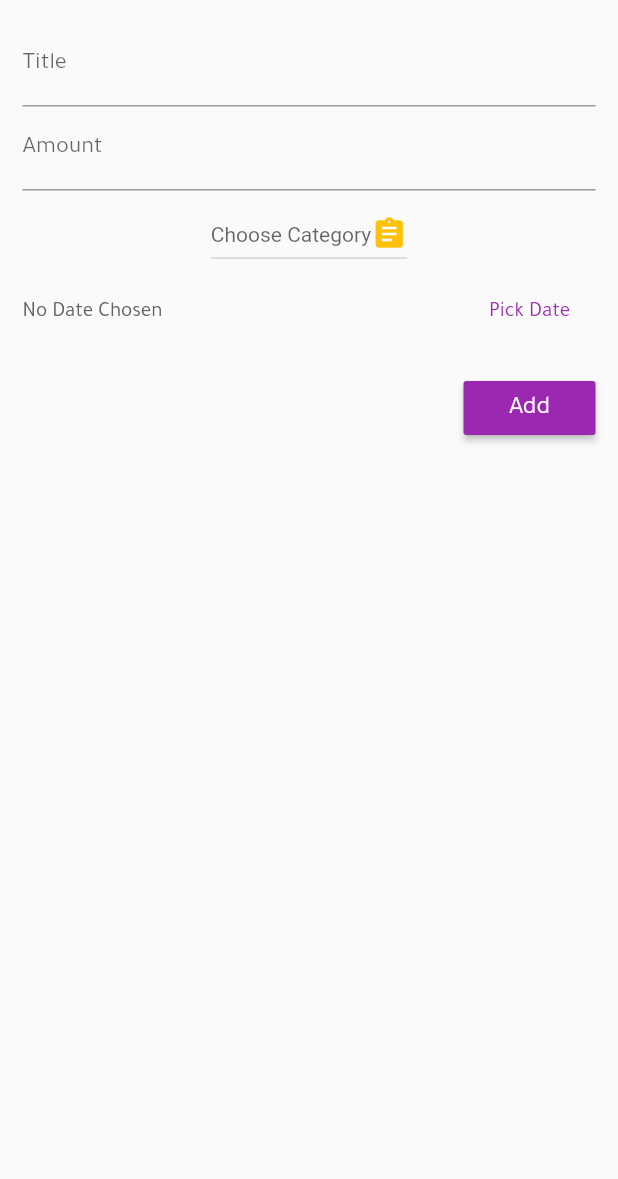
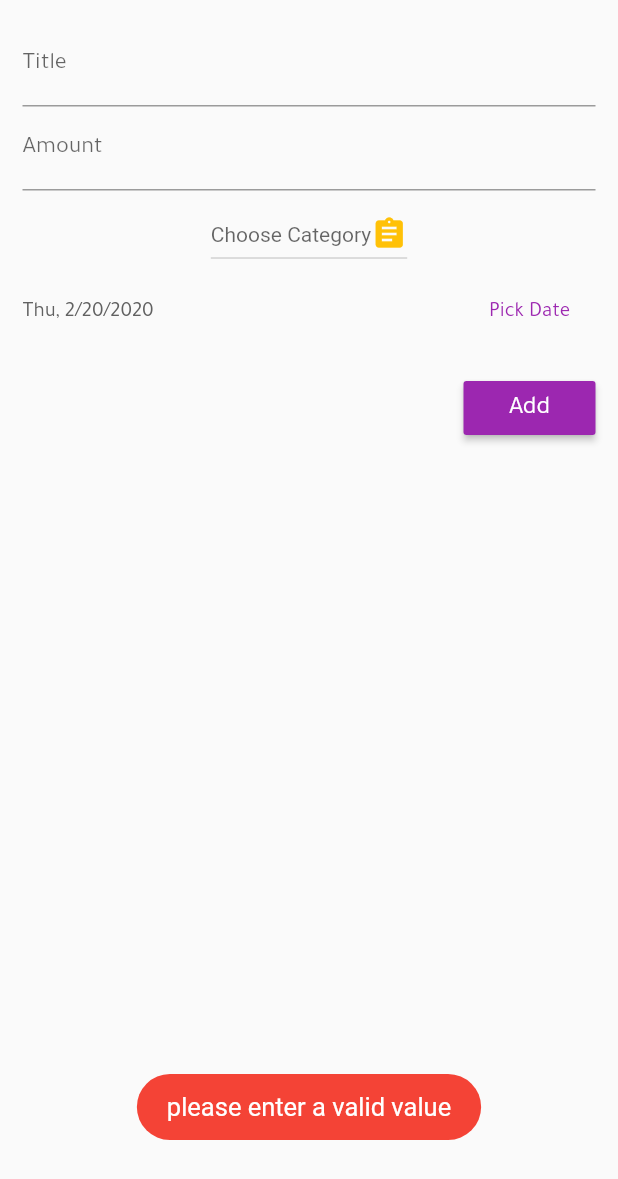
Before and after one commit to grayHatEnigma/Expense-Manager, a Flutter app: the AddTransaction widget shown alone on an empty page, opened directly, after a tap on "Add", on a phone screen of 412 x 824 dp. Shown: the top 1179 px of the screen. Run offline on Flutter 3.47's test engine with Material 2 defaults, Android fonts, the light colour scheme and no system bars; our stand-ins replace expandable, fl_chart, flutter_animation_progress_bar, flutter_i18n, fluttertoast, shared_preferences and 1 more; accounts and stored records are empty.

Commit message:
finish dates localization

```diff
--- a/flutter_i18n/ar.json
+++ b/flutter_i18n/ar.json
@@ -7,10 +7,10 @@
   "Amount": "القيمة",
   "Choose Category": "اختر التصنيف",
   "Pick Date": "اختر تاريخ",
-  "No Date Chosen": "تاريخ اليوم",
   "Add": "إضافة",
+  "please enter a valid value" : "من فضلك ادخل قيمة صحيحة",
 
-  "Show Chart" : "أظهر المخطط",
+  "Show Chart" : "المخطط الأسبوعي",
 
   "Expenses": "الإجمالي",
 
@@ -20,9 +20,8 @@
   "Analysis": "تحليل المصاريف",
   "Settings": "الإعدادات",
   "About": "عن التطبيق",
- "Rate Us": "قيّم التطبيق",
 
-  "No Transactions Added Yet" :"لم يتم إضافة أي مصروفات",
+  "No Records Added Yet" :"لم يتم إضافة أي مصروفات",
 
   "Enter Your Salary" : "قيمة دخلك الشهري",
   "enter your salary first" : "من فضلك ادخل قيمة دخلك الشهري للاستمرار",
--- a/flutter_i18n/en.json
+++ b/flutter_i18n/en.json
@@ -8,8 +8,8 @@
   "Amount": "Amount",
   "Choose Category": "Choose Category",
   "Pick Date": "Pick Date",
-  "No Date Chosen": "No Date Chosen",
   "Add": "Add",
+  "please enter a valid value" : "please enter a valid value",
 
   "Show Chart" : "Show Chart",
 
@@ -21,9 +21,8 @@
   "Analysis": "Analysis",
   "Settings": "Settings",
   "About": "About",
-  "Rate Us": "Rate Us",
 
-  "No Transactions Added Yet" :"No Transactions Added Yet",
+  "No Records Added Yet" :"No Records Added Yet",
 
   "Enter Your Salary" : "Enter Your Salary",
   "enter your salary first" : "enter your salary first",
--- a/lib/constants.dart
+++ b/lib/constants.dart
@@ -1,6 +1,6 @@
 import 'package:flutter/material.dart';
 
-/// This class serves as a simple constants provider across the entire app.
+/// This file serves as a simple constants provider across the entire app.
 
 //Screen IDs
 const String kHomeScreenID = '/home';
@@ -32,8 +32,8 @@ const kTitleTextFieldHint = "Title";
 const kAmountTextFieldHint = "Amount";
 const kDropDownMenuHint = "Choose Category";
 const kPickDateButton = "Pick Date";
-const kChosenDateText = "No Date Chosen";
 const kAddButton = "Add";
+const kInvalidValueMsg = "please enter a valid value";
 
 // About Screen Texts Keys
 const kDeveloperText = "This app was developed by";
@@ -62,10 +62,9 @@ const kDeleteButtonHint = "Delete";
 const kNavAnalysis = "Analysis";
 const kNavSettings = "Settings";
 const kNavAbout = "About";
-const kNavRate = "Rate Us";
 
 // No Transactions Widget Text Key
-const kEmptyList = "No Transactions Added Yet";
+const kEmptyList = "No Records Added Yet";
 
 // Styles
 const kChartTextStyle = TextStyle(color: Colors.white, fontSize: 15);
--- a/lib/domain/managers/ui_manager.dart
+++ b/lib/domain/managers/ui_manager.dart
@@ -3,7 +3,7 @@ import "package:collection/collection.dart";
 import 'package:flutter/widgets.dart';
 
 //external packages
-import 'package:date_format/date_format.dart';
+import 'package:intl/intl.dart';
 
 //my imports
 import '../models/transaction.dart';
@@ -86,7 +86,7 @@ class UiManager with ChangeNotifier {
           totalSum += tx.amount;
         }
       });
-      return ChartBar(weekDay: formatDate(currentDay, [D]), amount: totalSum);
+      return ChartBar(weekDay: currentDay, amount: totalSum);
     });
   }
 
--- a/lib/domain/models/chart_bar.dart
+++ b/lib/domain/models/chart_bar.dart
@@ -1,10 +1,5 @@
 class ChartBar {
-  final String weekDay;
+  final DateTime weekDay;
   final double amount;
   ChartBar({this.amount, this.weekDay});
-
-  @override
-  String toString() {
-    return 'Day: $weekDay , Spent: $amount \$';
-  }
 }
--- a/lib/domain/models/navigation_model.dart
+++ b/lib/domain/models/navigation_model.dart
@@ -1,5 +1,6 @@
 import 'package:flutter/material.dart';
-import 'package:expense_manager/constants.dart';
+
+import '../../constants.dart';
 
 class NavigationModel {
   final String title;
@@ -20,5 +21,4 @@ List<NavigationModel> navigationItems = [
       destination: kSettingsScreenID),
   NavigationModel(
       title: kNavAbout, icon: Icons.info, destination: kAboutScreenID),
-  NavigationModel(title: kNavRate, icon: Icons.star),
 ];
--- a/lib/infrastructure/ui/screens/add_transaction_screen.dart
+++ b/lib/infrastructure/ui/screens/add_transaction_screen.dart
@@ -3,8 +3,9 @@ import 'package:flutter/material.dart';
 
 //external packages
 import 'package:provider/provider.dart';
-import 'package:date_format/date_format.dart';
 import 'package:flutter_i18n/flutter_i18n.dart';
+import 'package:fluttertoast/fluttertoast.dart';
+import 'package:intl/intl.dart';
 
 //my imports
 import '../../../domain/models/category.dart';
@@ -23,12 +24,24 @@ class _AddTransactionState extends State<AddTransaction> {
   //fields chosen by user and their default values in case he doesn't enter any
   DateTime chosenDate = DateTime.now();
   Categories chosenCategory;
+  Locale myLocale;
+
+  @override
+  void didChangeDependencies() {
+    /*
+     * we did the initialization here cause we depend on an inherited widget
+     * in our case Localization and this method is called each time the
+     * dependencies changes  then the build method is called after it.
+     *
+    */
+    myLocale = Localizations.localeOf(context);
+    chosenDateText = DateFormat.yMEd(myLocale.languageCode).format(chosenDate);
+    super.didChangeDependencies();
+  }
 
   @override
   Widget build(BuildContext context) {
     final uiManager = Provider.of<UiManager>(context, listen: false);
-
-    chosenDateText = FlutterI18n.translate(context, kChosenDateText);
 
     return SingleChildScrollView(
       child: Container(
@@ -110,15 +123,9 @@ class _AddTransactionState extends State<AddTransaction> {
                         // update the chosen date on the screen
                         setState(() {
                           chosenDate = userDate;
-                          chosenDateText = '${formatDate(chosenDate, [
-                            DD,
-                            ' , ',
-                            dd,
-                            '/',
-                            mm,
-                            '/',
-                            yy,
-                          ])}';
+                          chosenDateText =
+                              DateFormat.yMEd(myLocale.languageCode)
+                                  .format(userDate);
                         });
                       }
                     }),
@@ -138,14 +145,22 @@ class _AddTransactionState extends State<AddTransaction> {
                 try {
                   inputAmount = double.parse(amountController.text);
                 } catch (e) {
-                  print('Invaild amount input');
+                  Fluttertoast.showToast(
+                      msg: FlutterI18n.translate(context, kInvalidValueMsg),
+                      toastLength: Toast.LENGTH_LONG,
+                      gravity: ToastGravity.BOTTOM,
+                      timeInSecForIos: 2,
+                      backgroundColor: Colors.red,
+                      textColor: Colors.white,
+                      fontSize: 17.0);
                 }
                 if (inputAmount > 0 && titleController.text.isNotEmpty) {
                   uiManager.addTransaction(
                     title: titleController.text,
                     amount: double.parse(amountController.text),
                     date: chosenDate,
-                    category: Category.fromEnum(chosenCategory),
+                    category:
+                        Category.fromEnum(chosenCategory ?? Categories.Others),
                   );
 
                   // clear the controllers
--- a/lib/infrastructure/ui/screens/plan_date_screen.dart
+++ b/lib/infrastructure/ui/screens/plan_date_screen.dart
@@ -1,6 +1,6 @@
 import 'package:flutter/material.dart';
 
-import 'package:date_format/date_format.dart';
+import 'package:intl/intl.dart';
 import 'package:fluttertoast/fluttertoast.dart';
 import 'package:provider/provider.dart';
 import 'package:flutter_i18n/flutter_i18n.dart';
@@ -79,9 +79,7 @@ class _PlanDateScreenState extends State<PlanDateScreen> {
                   // update the chosen date on the screen
                   setState(() {
                     chosenDate = userDate;
-                    chosenDateText = '${formatDate(chosenDate, [
-                      d,
-                    ])}';
+                    chosenDateText = DateFormat.d().format(userDate);
                   });
                 }
               },
--- a/lib/infrastructure/ui/widgets/navigation_drawer.dart
+++ b/lib/infrastructure/ui/widgets/navigation_drawer.dart
@@ -19,7 +19,7 @@ class NavigationDrawer extends StatelessWidget {
                 mainAxisAlignment: MainAxisAlignment.spaceEvenly,
                 children: <Widget>[
                   Image.asset(
-                    'images/wallet.png',
+                    'images/plant.png',
                     height: 70,
                     width: 70,
                   ),
--- a/pubspec.yaml
+++ b/pubspec.yaml
@@ -15,7 +15,7 @@ dependencies:
   cupertino_icons: ^0.1.2
 
   # other dependencies
-  date_format: ^1.0.8
+  intl: ^0.16.0
   provider: ^4.0.1
   flutter_animation_progress_bar: ^1.0.0
   expandable: ^4.1.2
```
Also changed, not shown: lib/infrastructure/ui/screens/settings_choice_screen.dart (+5 -4 lines), lib/infrastructure/ui/widgets/chart_bar_widget.dart (+5 -2 lines), lib/infrastructure/ui/widgets/transaction_tile_widget.dart (+5 -5 lines), lib/infrastructure/ui/widgets/transactions_card_widget.dart (+9 -14 lines), pubspec.lock, 1 other file.
